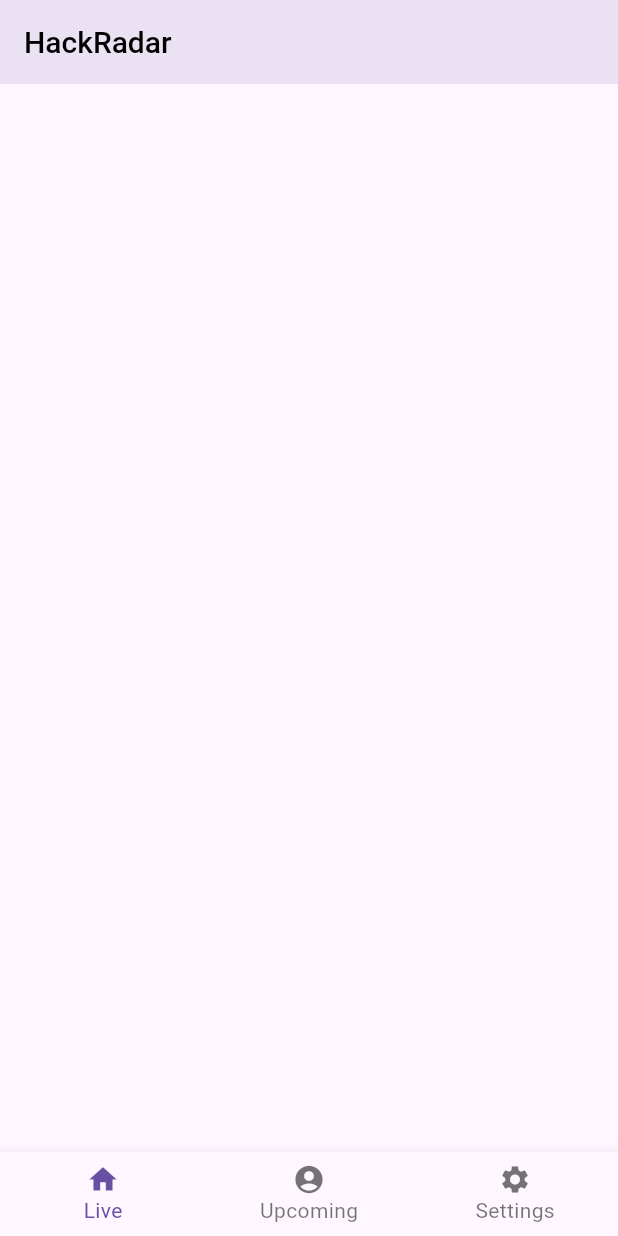
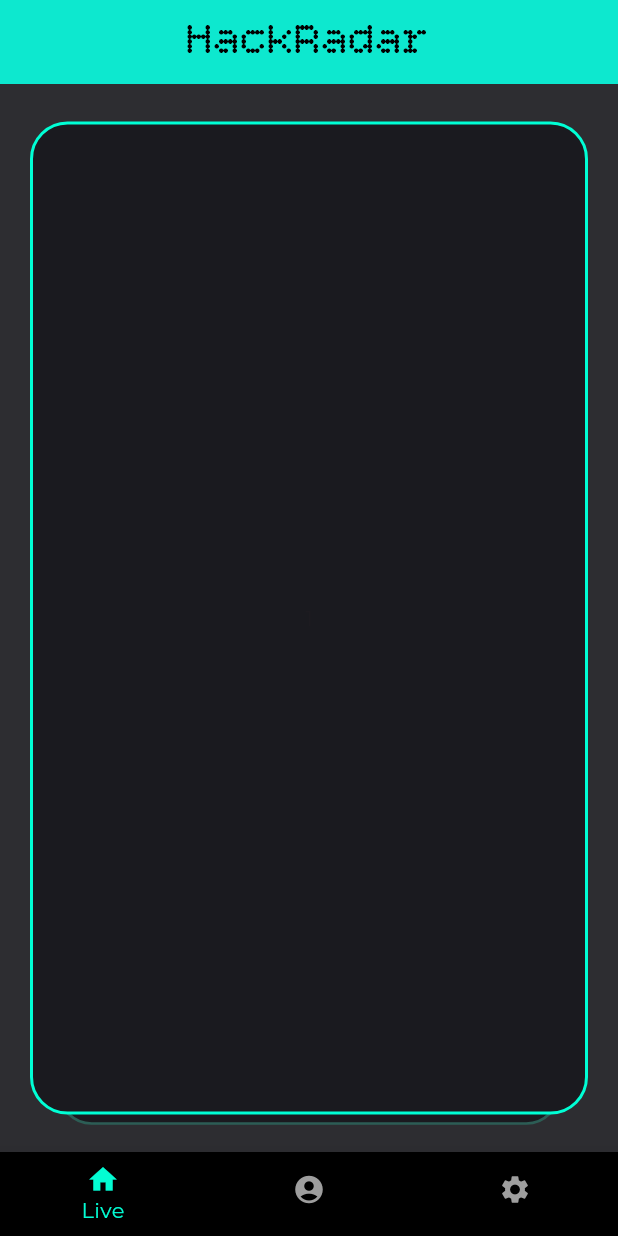
Before and after one commit to saiusesgithub/HackRadar, a Flutter app: the screen it shows after launch, on a phone screen of 412 x 824 dp. Run offline on Flutter 3.47's test engine with Material 3 defaults, Android fonts, the phone set to English and light mode, and no system bars; drawn by our look-alikes of flutter_card_swiper.

Commit message:
Add live hackathons page and integrate card swiper component; update app theme and homepage structure

```diff
--- a/lib/main.dart
+++ b/lib/main.dart
@@ -1,5 +1,6 @@
 import 'package:flutter/material.dart';
 import 'package:hackradar/screens/homepage.dart';
+import 'package:hackradar/theme.dart';
 
 void main() {
   runApp(const MyApp());
@@ -13,6 +14,7 @@ class MyApp extends StatelessWidget {
     return MaterialApp(
       title: 'HackRadar',
       home: const Homepage(),
+      theme: appTheme,
     );
   }
 }
--- a/lib/screens/homepage.dart
+++ b/lib/screens/homepage.dart
@@ -1,4 +1,5 @@
 import 'package:flutter/material.dart';
+import 'package:hackradar/screens/live_hackathons_page.dart';
 
 class Homepage extends StatefulWidget {
   const Homepage({super.key});
@@ -8,21 +9,16 @@ class Homepage extends StatefulWidget {
 }
 
 class _HomepageState extends State<Homepage> {
+  int _selectedIndex = 0;
   @override
   Widget build(BuildContext context) {
     return Scaffold(
       appBar: AppBar(
         elevation: 10,
         automaticallyImplyLeading: false,
-        title: Text(
-          "HackRadar",
-          style: TextStyle(
-            fontWeight: FontWeight.w500,
-            fontSize: 20,
-            color: Color(0xff000000),
-          ),
-        ),
+        title: Text("HackRadar"),
       ),
+      body: LiveHackathonsPage(),
       bottomNavigationBar: _bottomNavigationBar(),
     );
   }
@@ -37,11 +33,15 @@ class _HomepageState extends State<Homepage> {
         ),
         BottomNavigationBarItem(icon: Icon(Icons.settings), label: "Settings"),
       ],
-      currentIndex: 0,
+      currentIndex: _selectedIndex,
       iconSize: 22,
       selectedFontSize: 14,
       unselectedFontSize: 14,
-      onTap: (value) {},
+      onTap: (value) {
+        setState(() {
+          _selectedIndex = value;
+        });
+      },
     );
   }
 }
--- /dev/null
+++ b/lib/screens/live_hackathons_page.dart
@@ -0,0 +1,57 @@
+import 'package:flutter/material.dart';
+import 'package:flutter_card_swiper/flutter_card_swiper.dart';
+
+class LiveHackathonsPage extends StatefulWidget {
+  const LiveHackathonsPage({super.key});
+
+  @override
+  State<LiveHackathonsPage> createState() => _LiveHackathonsPageState();
+}
+
+class _LiveHackathonsPageState extends State<LiveHackathonsPage> {
+  List<Container> cards = [
+    Container(
+      alignment: Alignment.center,
+      decoration: BoxDecoration(
+        borderRadius: BorderRadius.circular(25),
+        color: Color(0xFF1A1A1F),
+        border: Border.all(color: const Color(0xff00ffd5), width: 2.0),
+      ),
+      child: const Text('1'),
+    ),
+    Container(
+      alignment: Alignment.center,
+      decoration: BoxDecoration(
+        borderRadius: BorderRadius.circular(25),
+        color: Color(0xFF1A1A1F),
+        border: Border.all(
+          color: const Color.fromARGB(255, 44, 93, 85),
+          width: 2.0,
+        ),
+      ),
+      child: const Text('2'),
+    ),
+    Container(
+      alignment: Alignment.center,
+      decoration: BoxDecoration(
+        borderRadius: BorderRadius.circular(25),
+        color: Color(0xFF1A1A1F),
+        border: Border.all(color: const Color(0xff00ffd5), width: 2.0),
+      ),
+      child: const Text('3'),
+    ),
+  ];
+
+  @override
+  Widget build(BuildContext context) {
+    return Container(
+      child: Flexible(
+        child: CardSwiper(
+          cardsCount: cards.length,
+          cardBuilder: (context, index, percentThresholdX, percentThresholdY) =>
+              cards[index],
+        ),
+      ),
+    );
+  }
+}
--- a/lib/theme.dart
+++ b/lib/theme.dart
@@ -3,20 +3,26 @@ import 'package:flutter/material.dart';
 final ThemeData appTheme = ThemeData(
   fontFamily: 'Montserrat',
   appBarTheme: AppBarTheme(
+    titleTextStyle: TextStyle(
+            fontWeight: FontWeight.w400,
+            fontFamily: 'Bitcount',
+            fontSize: 30,
+            color: Color(0xff000000),
+          ),
     backgroundColor: Color(0xff00ffd5),
-    elevation: 0,
+    elevation: 10,
     centerTitle: true,
     shape: RoundedRectangleBorder(borderRadius: BorderRadius.zero),
   ),
   bottomNavigationBarTheme: BottomNavigationBarThemeData(
-    backgroundColor: Color(0xff000000),
+    backgroundColor: Color.fromARGB(255, 0, 0, 0),
     selectedItemColor: Color(0xff03fcd3),
     unselectedItemColor: Color(0xff9e9e9e),
     showSelectedLabels: true,
     showUnselectedLabels: false,
     elevation: 10,
   ),
-  scaffoldBackgroundColor: Color(0xFF0e0e12),
+  scaffoldBackgroundColor: Color.fromARGB(255, 45, 45, 49),
   primarySwatch: Colors.teal,
   visualDensity: VisualDensity.adaptivePlatformDensity,
 );
--- a/pubspec.yaml
+++ b/pubspec.yaml
@@ -30,7 +30,7 @@ environment:
 dependencies:
   flutter:
     sdk: flutter
-  google_fonts: ^6.3.2
+  flutter_card_swiper: ^7.1.0
 
   # The following adds the Cupertino Icons font to your application.
   # Use with the CupertinoIcons class for iOS style icons.
```
Also changed, not shown: pubspec.lock, 1 other file.
